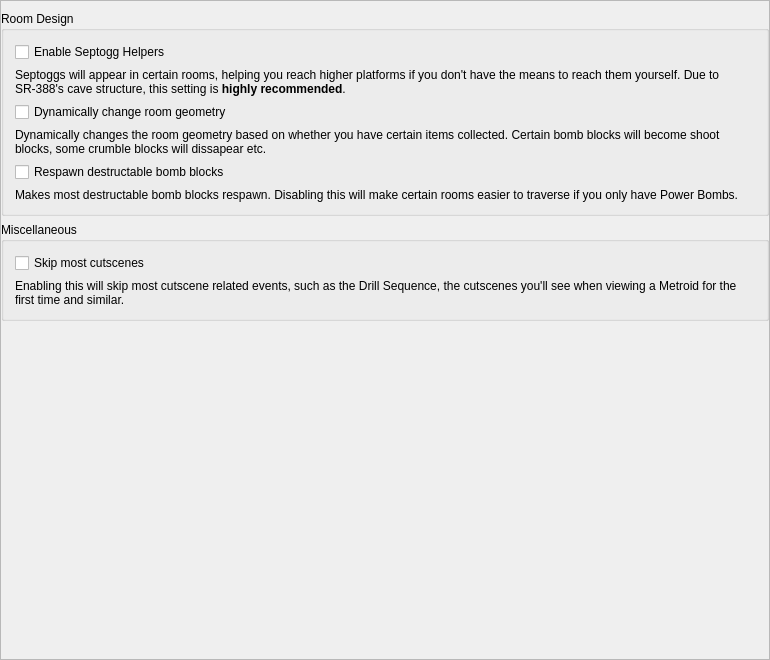
First picture: the form in randovania/gui/ui_files/preset_am2r_patches.ui, repository randovania/randovania, before the edit.
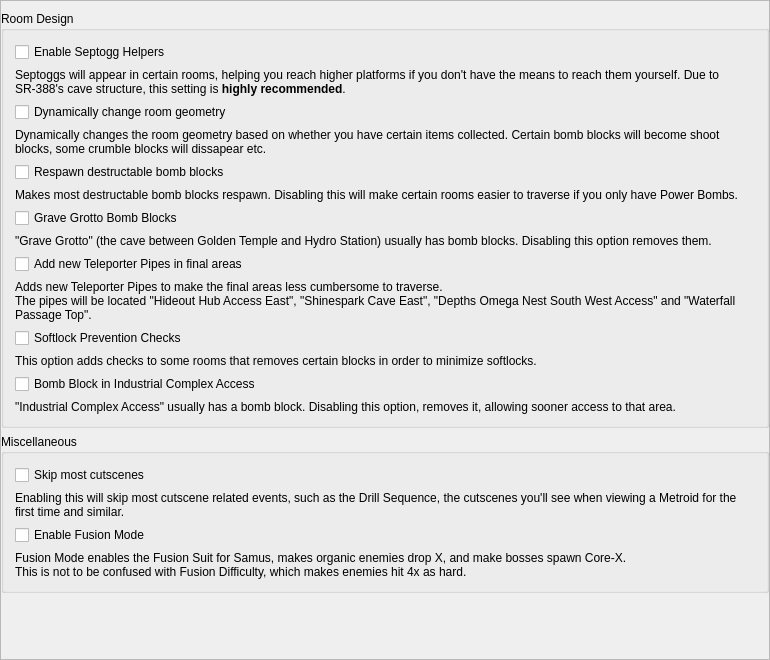
Second picture: the form after the edit.

Commit message: AM2R: Fix UI for new options

```diff
--- a/randovania/gui/ui_files/preset_am2r_patches.ui
+++ b/randovania/gui/ui_files/preset_am2r_patches.ui
@@ -43,8 +43,8 @@
         <rect>
          <x>0</x>
          <y>0</y>
-         <width>766</width>
-         <height>656</height>
+         <width>745</width>
+         <height>770</height>
         </rect>
        </property>
        <layout class="QVBoxLayout" name="scroll_layout">
@@ -133,6 +133,74 @@
              </property>
             </widget>
            </item>
+           <item>
+            <widget class="QCheckBox" name="grave_grotto_blocks_check">
+             <property name="text">
+              <string>Grave Grotto Bomb Blocks</string>
+             </property>
+            </widget>
+           </item>
+           <item>
+            <widget class="QLabel" name="grave_grotto_blocks_label">
+             <property name="text">
+              <string>&quot;Grave Grotto&quot; (the cave between Golden Temple and Hydro Station) usually has bomb blocks. Disabling this option removes them.</string>
+             </property>
+             <property name="wordWrap">
+              <bool>true</bool>
+             </property>
+            </widget>
+           </item>
+           <item>
+            <widget class="QCheckBox" name="nest_pipes_check">
+             <property name="text">
+              <string>Add new Teleporter Pipes in final areas</string>
+             </property>
+            </widget>
+           </item>
+           <item>
+            <widget class="QLabel" name="nest_pipes_label">
+             <property name="text">
+              <string>&lt;html&gt;&lt;head/&gt;&lt;body&gt;&lt;p&gt;Adds new Teleporter Pipes to make the final areas less cumbersome to traverse.&lt;br/&gt;The pipes will be located &amp;quot;Hideout Hub Access East&amp;quot;, &amp;quot;Shinespark Cave East&amp;quot;, &amp;quot;Depths Omega Nest South West Access&amp;quot; and &amp;quot;Waterfall Passage Top&amp;quot;.&lt;/p&gt;&lt;/body&gt;&lt;/html&gt;</string>
+             </property>
+             <property name="wordWrap">
+              <bool>true</bool>
+             </property>
+            </widget>
+           </item>
+           <item>
+            <widget class="QCheckBox" name="softlock_prevention_blocks_check">
+             <property name="text">
+              <string>Softlock Prevention Checks</string>
+             </property>
+            </widget>
+           </item>
+           <item>
+            <widget class="QLabel" name="softlock_prevention_blocks_label">
+             <property name="text">
+              <string>This option adds checks to some rooms that removes certain blocks in order to minimize softlocks.</string>
+             </property>
+             <property name="wordWrap">
+              <bool>true</bool>
+             </property>
+            </widget>
+           </item>
+           <item>
+            <widget class="QCheckBox" name="a3_entrance_blocks_check">
+             <property name="text">
+              <string>Bomb Block in Industrial Complex Access</string>
+             </property>
+            </widget>
+           </item>
+           <item>
+            <widget class="QLabel" name="a3_entrance_blocks_label">
+             <property name="text">
+              <string>&quot;Industrial Complex Access&quot; usually has a bomb block. Disabling this option, removes it, allowing sooner access to that area.</string>
+             </property>
+             <property name="wordWrap">
+              <bool>true</bool>
+             </property>
+            </widget>
+           </item>
           </layout>
          </widget>
         </item>
@@ -159,6 +227,23 @@
              </property>
             </widget>
            </item>
+           <item>
+            <widget class="QCheckBox" name="fusion_mode_check">
+             <property name="text">
+              <string>Enable Fusion Mode</string>
+             </property>
+            </widget>
+           </item>
+           <item>
+            <widget class="QLabel" name="fusion_mode_label">
+             <property name="text">
+              <string>&lt;html&gt;&lt;head/&gt;&lt;body&gt;&lt;p&gt;Fusion Mode enables the Fusion Suit for Samus, makes organic enemies drop X, and make bosses spawn Core-X.&lt;br/&gt;This is not to be confused with Fusion Difficulty, which makes enemies hit 4x as hard.&lt;/p&gt;&lt;/body&gt;&lt;/html&gt;</string>
+             </property>
+             <property name="wordWrap">
+              <bool>true</bool>
+             </property>
+            </widget>
+           </item>
           </layout>
          </widget>
         </item>
```
The commit also changes 3 other files.
